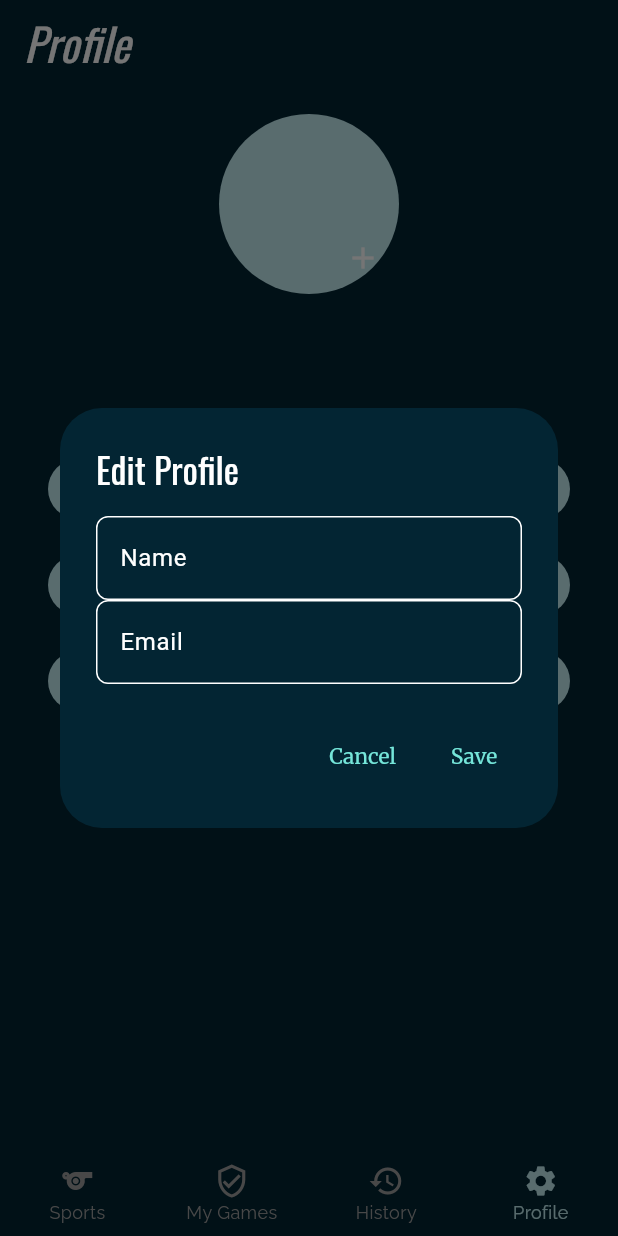
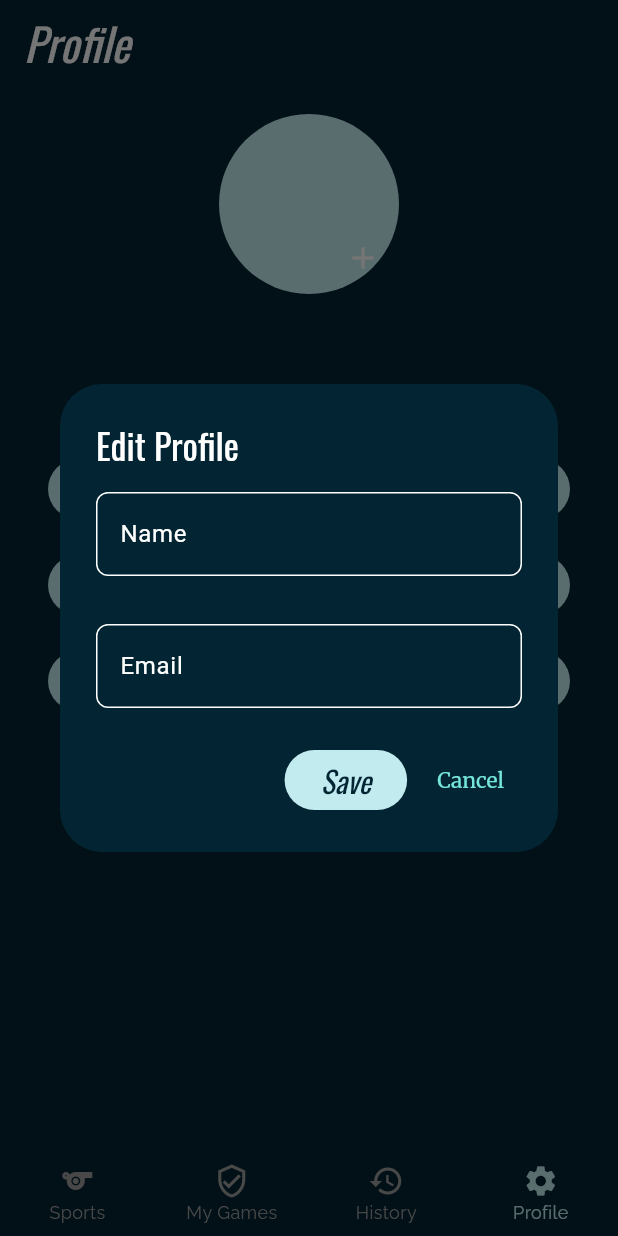
Before and after one commit to jossean-rivera/join_play, a Flutter app: the ProfilePage screen opened by its route, after a tap on "Edit Profile", on a phone screen of 412 x 824 dp. Run offline on Flutter 3.47's test engine with Material 3 defaults, Android fonts, the phone set to English and light mode, and no system bars; our stand-ins replace bloc, cloud_firestore, confetti, firebase_auth, firebase_core, firebase_storage and 8 more; missing offline and left inert: firebase_in_app_messaging, firebase_installations, google_maps_webservice; accounts and stored records are empty.

Commit message:
Added better styling to the edit profile dialog

```diff
--- a/lib/pages/profile_page.dart
+++ b/lib/pages/profile_page.dart
@@ -64,7 +64,8 @@ class _ProfilePageState extends State<ProfilePage> {
     });
 
     try {
-      await widget.firebaseService.uploadProfilePicture(userId, pickedFile.path);
+      await widget.firebaseService
+          .uploadProfilePicture(userId, pickedFile.path);
       await _loadUserProfile();
       ScaffoldMessenger.of(context).showSnackBar(
         const SnackBar(content: Text("Profile picture updated!")),
@@ -132,6 +133,7 @@ class _ProfilePageState extends State<ProfilePage> {
                   controller: nameController,
                   decoration: const InputDecoration(labelText: "Name"),
                 ),
+                const SizedBox(height: 32),
                 TextField(
                   controller: emailController,
                   decoration: const InputDecoration(labelText: "Email"),
@@ -140,11 +142,7 @@ class _ProfilePageState extends State<ProfilePage> {
             ),
           ),
           actions: [
-            TextButton(
-              onPressed: () => Navigator.pop(context),
-              child: const Text("Cancel"),
-            ),
-            TextButton(
+            FilledButton(
               onPressed: () async {
                 final newName = nameController.text.trim();
                 final newEmail = emailController.text.trim();
@@ -175,6 +173,10 @@ class _ProfilePageState extends State<ProfilePage> {
                 }
               },
               child: const Text("Save"),
+            ),
+            TextButton(
+              onPressed: () => Navigator.pop(context),
+              child: const Text("Cancel"),
             ),
           ],
         );
@@ -293,14 +295,16 @@ class _ProfilePageState extends State<ProfilePage> {
                 ),
                 const SizedBox(height: 20),
                 // User Details Section
-                Text(userName, style: Theme.of(context).textTheme.headlineSmall),
+                Text(userName,
+                    style: Theme.of(context).textTheme.headlineSmall),
                 const SizedBox(height: 5),
                 Text(userEmail, style: Theme.of(context).textTheme.bodyMedium),
                 const SizedBox(height: 20),
                 // Edit Profile Button
                 Container(
                   width: double.infinity,
-                  margin: const EdgeInsets.symmetric(horizontal: 16, vertical: 8),
+                  margin:
+                      const EdgeInsets.symmetric(horizontal: 16, vertical: 8),
                   child: FilledButton(
                     onPressed: _editProfileDetails,
                     child: const Text("Edit Profile"),
@@ -309,7 +313,8 @@ class _ProfilePageState extends State<ProfilePage> {
                 // Delete Account Button
                 Container(
                   width: double.infinity,
-                  margin: const EdgeInsets.symmetric(horizontal: 16, vertical: 8),
+                  margin:
+                      const EdgeInsets.symmetric(horizontal: 16, vertical: 8),
                   child: FilledButton(
                     onPressed: _deleteAccount,
                     child: const Text("Delete Account"),
@@ -318,10 +323,12 @@ class _ProfilePageState extends State<ProfilePage> {
                 // Logout Button
                 Container(
                   width: double.infinity,
-                  margin: const EdgeInsets.symmetric(horizontal: 16, vertical: 8),
+                  margin:
+                      const EdgeInsets.symmetric(horizontal: 16, vertical: 8),
                   child: FilledButton(
                     onPressed: () {
-                      widget.authenticationBloc.add(AuthenticationLogoutEvent());
+                      widget.authenticationBloc
+                          .add(AuthenticationLogoutEvent());
                     },
                     child: const Text("Log Out"),
                   ),
```
